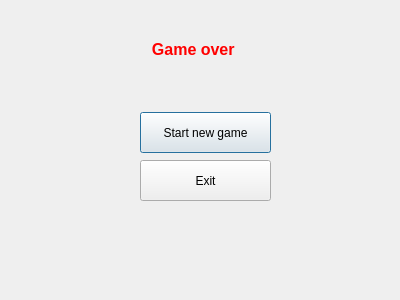
First picture: the form in gameoverwindow.ui, repository Parabola1618/Snake, before the edit.
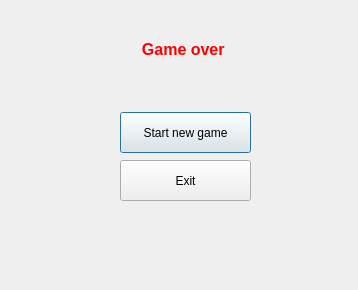
Second picture: the form after the edit.

```diff
--- a/gameoverwindow.ui
+++ b/gameoverwindow.ui
@@ -6,8 +6,8 @@
    <rect>
     <x>0</x>
     <y>0</y>
-    <width>400</width>
-    <height>300</height>
+    <width>358</width>
+    <height>290</height>
    </rect>
   </property>
   <property name="windowTitle">
@@ -16,7 +16,7 @@
   <widget class="QPushButton" name="newGameButton">
    <property name="geometry">
     <rect>
-     <x>140</x>
+     <x>120</x>
      <y>112</y>
      <width>131</width>
      <height>41</height>
@@ -32,7 +32,7 @@
   <widget class="QPushButton" name="exitButton">
    <property name="geometry">
     <rect>
-     <x>140</x>
+     <x>120</x>
      <y>160</y>
      <width>131</width>
      <height>41</height>
@@ -45,7 +45,7 @@
   <widget class="QLabel" name="label">
    <property name="geometry">
     <rect>
-     <x>130</x>
+     <x>120</x>
      <y>40</y>
      <width>131</width>
      <height>16</height>
```
